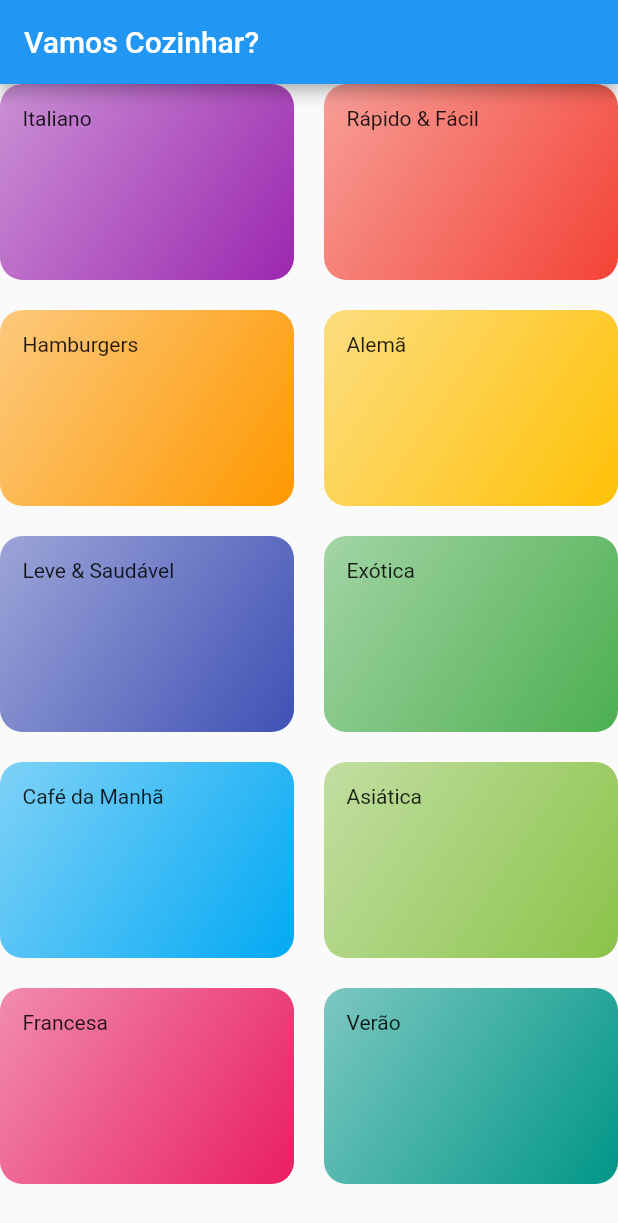
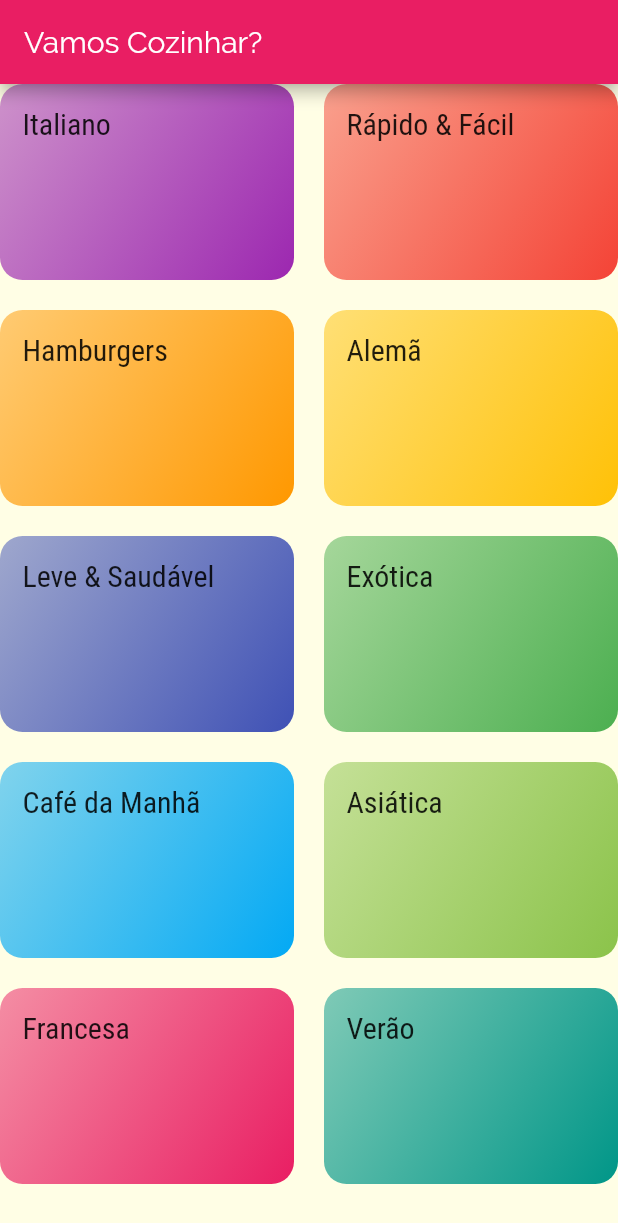
Before and after one commit to MrGabrielBP/meals, a Flutter app: the screen it shows after launch, on a phone screen of 412 x 824 dp. Shown: the top 1223 px of the screen. Run offline on Flutter 3.47's test engine with Material 2 defaults, Android fonts, the phone set to English and light mode, and no system bars.

Commit message:
tema trabalhado

```diff
--- a/lib/components/category_item.dart
+++ b/lib/components/category_item.dart
@@ -9,7 +9,10 @@ class CategoryItem extends StatelessWidget {
   @override
   Widget build(BuildContext context) {
     return Container(
-      child: Text(category.title),
+      child: Text(
+        category.title,
+        style: Theme.of(context).textTheme.headline6,
+      ),
       padding: const EdgeInsets.all(15),
       decoration: BoxDecoration(
         //borda arredondada.
--- a/lib/main.dart
+++ b/lib/main.dart
@@ -9,7 +9,17 @@ class MyApp extends StatelessWidget {
     return MaterialApp(
       title: 'DeliMeals',
       theme: ThemeData(
-        primarySwatch: Colors.blue,
+        primarySwatch: Colors.pink,
+        accentColor: Colors.amber,
+        //quando a tela tá branca:
+        canvasColor: Color.fromRGBO(255, 254, 229, 1),
+        fontFamily: 'Raleway',
+        textTheme: ThemeData.light().textTheme.copyWith(
+              headline6: TextStyle(
+                fontSize: 20,
+                fontFamily: 'RobotoCondensed',
+              ),
+            ),
       ),
       home: CategoriesScreen(),
     );
```
